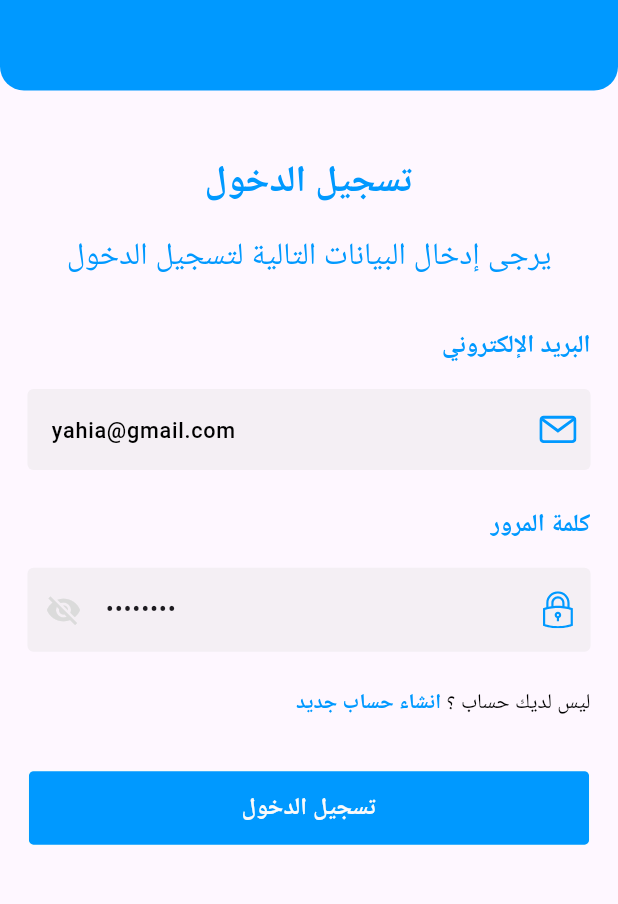
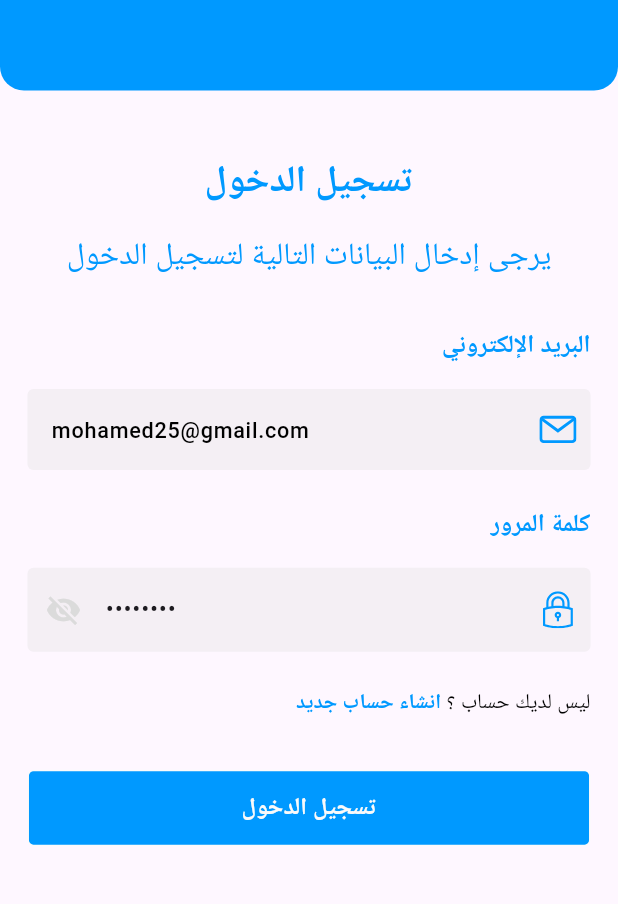
Before and after one commit to MohamedDesign-1/AjrlyApp, a Flutter app: the LoginScreen screen opened by its route, on a phone screen of 412 x 824 dp, the part 254-1158 px from its top. Run offline on Flutter 3.47's test engine with Material 3 defaults, Android fonts, the phone set to English and light mode, and no system bars; our stand-ins replace bloc, connectivity_plus, dartz, dio, firebase_core, flutter_bloc and 10 more; accounts and stored records are empty; Roboto replaces fonts that are missing (Tajawal); statements that could not run were skipped.

```diff
--- a/lib/features/auth/login_screen/presentation/manager/login_cubit.dart
+++ b/lib/features/auth/login_screen/presentation/manager/login_cubit.dart
@@ -13,7 +13,7 @@ part 'login_state.dart';
 @injectable
 class LoginCubit extends Cubit<LoginState> {
   var formKey = GlobalKey<FormState>();
-  var emailController = TextEditingController(text: 'yahia@gmail.com');
+  var emailController = TextEditingController(text: 'mohamed25@gmail.com');
   var passwordController = TextEditingController(text: 'Yahia123');
 
   LoginUseCase loginUseCase;
```
Also changed, not shown: lib/features/auth/register_screen/presentation/pages/regsiter_screen.dart (+16 -4 lines).
